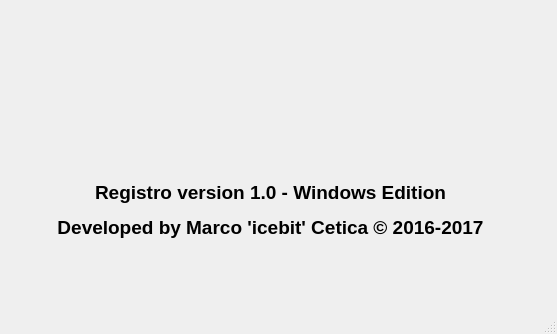
Above: about.ui from ice-bit/registro before the change. Below: the same form after it.
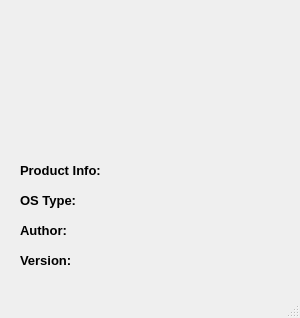
That is the form after the change. Icons and pictures are not drawn.

The edit to the form file:
```diff
--- a/about.ui
+++ b/about.ui
@@ -6,8 +6,8 @@
    <rect>
     <x>0</x>
     <y>0</y>
-    <width>557</width>
-    <height>334</height>
+    <width>300</width>
+    <height>318</height>
    </rect>
   </property>
   <property name="windowTitle">
@@ -18,24 +18,11 @@
     <normaloff>Resources/registro_icon_application.png</normaloff>Resources/registro_icon_application.png</iconset>
   </property>
   <widget class="QWidget" name="centralwidget">
-   <widget class="QLabel" name="label">
-    <property name="geometry">
-     <rect>
-      <x>20</x>
-      <y>160</y>
-      <width>501</width>
-      <height>101</height>
-     </rect>
-    </property>
-    <property name="text">
-     <string>&lt;html&gt;&lt;head/&gt;&lt;body&gt;&lt;p align=&quot;center&quot;&gt;&lt;span style=&quot; font-size:14pt; font-weight:600;&quot;&gt;Registro version 1.0 - Windows Edition&lt;/span&gt;&lt;/p&gt;&lt;p align=&quot;center&quot;&gt;&lt;span style=&quot; font-size:14pt; font-weight:600;&quot;&gt;Developed by Marco 'icebit' Cetica © 2016-2017&lt;/span&gt;&lt;/p&gt;&lt;/body&gt;&lt;/html&gt;</string>
-    </property>
-   </widget>
    <widget class="QLabel" name="iconShow">
     <property name="geometry">
      <rect>
-      <x>190</x>
-      <y>30</y>
+      <x>50</x>
+      <y>10</y>
       <width>181</width>
       <height>131</height>
      </rect>
@@ -50,6 +37,86 @@
      <bool>true</bool>
     </property>
    </widget>
+   <widget class="QLabel" name="lblPr">
+    <property name="geometry">
+     <rect>
+      <x>20</x>
+      <y>160</y>
+      <width>271</width>
+      <height>20</height>
+     </rect>
+    </property>
+    <property name="font">
+     <font>
+      <pointsize>10</pointsize>
+      <weight>75</weight>
+      <bold>true</bold>
+     </font>
+    </property>
+    <property name="text">
+     <string>Product Info:</string>
+    </property>
+   </widget>
+   <widget class="QLabel" name="lblOs">
+    <property name="geometry">
+     <rect>
+      <x>20</x>
+      <y>190</y>
+      <width>271</width>
+      <height>20</height>
+     </rect>
+    </property>
+    <property name="font">
+     <font>
+      <pointsize>10</pointsize>
+      <weight>75</weight>
+      <bold>true</bold>
+     </font>
+    </property>
+    <property name="text">
+     <string>OS Type:</string>
+    </property>
+   </widget>
+   <widget class="QLabel" name="lblAuthor">
+    <property name="geometry">
+     <rect>
+      <x>20</x>
+      <y>220</y>
+      <width>271</width>
+      <height>20</height>
+     </rect>
+    </property>
+    <property name="font">
+     <font>
+      <pointsize>10</pointsize>
+      <weight>75</weight>
+      <bold>true</bold>
+     </font>
+    </property>
+    <property name="text">
+     <string>Author:</string>
+    </property>
+   </widget>
+   <widget class="QLabel" name="lblVersion">
+    <property name="geometry">
+     <rect>
+      <x>20</x>
+      <y>250</y>
+      <width>81</width>
+      <height>20</height>
+     </rect>
+    </property>
+    <property name="font">
+     <font>
+      <pointsize>10</pointsize>
+      <weight>75</weight>
+      <bold>true</bold>
+     </font>
+    </property>
+    <property name="text">
+     <string>Version:</string>
+    </property>
+   </widget>
   </widget>
   <widget class="QMenuBar" name="menubar">
    <property name="geometry">
```
Left out of the diff: 10 changed lines with no effect on the pictures.
